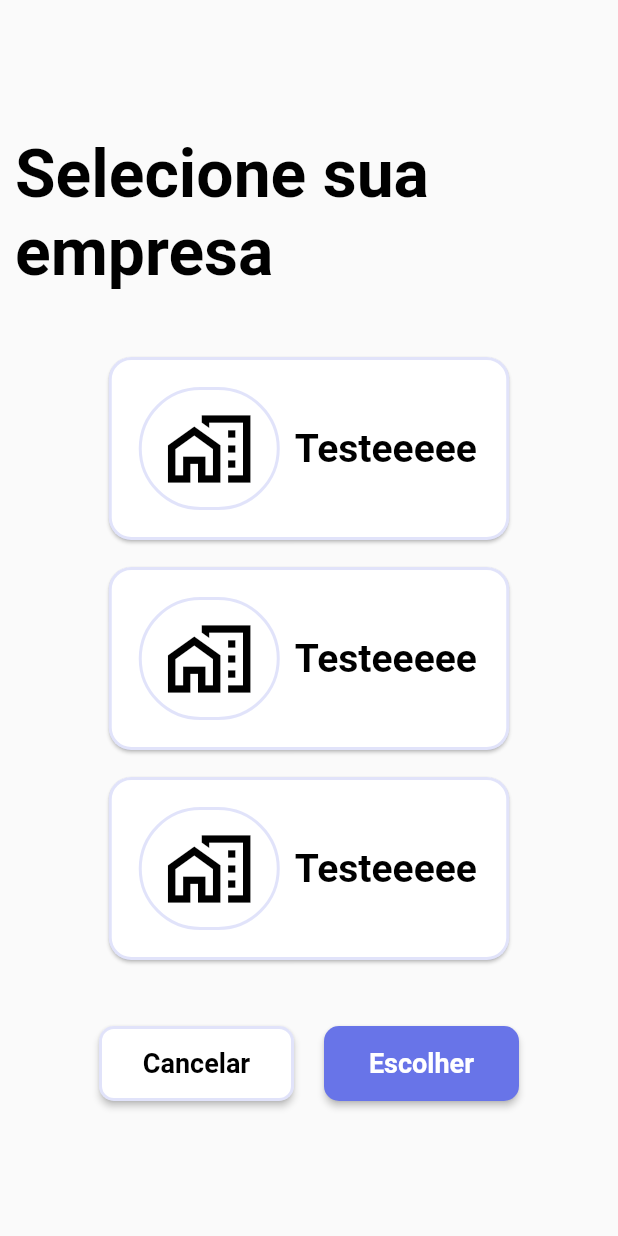
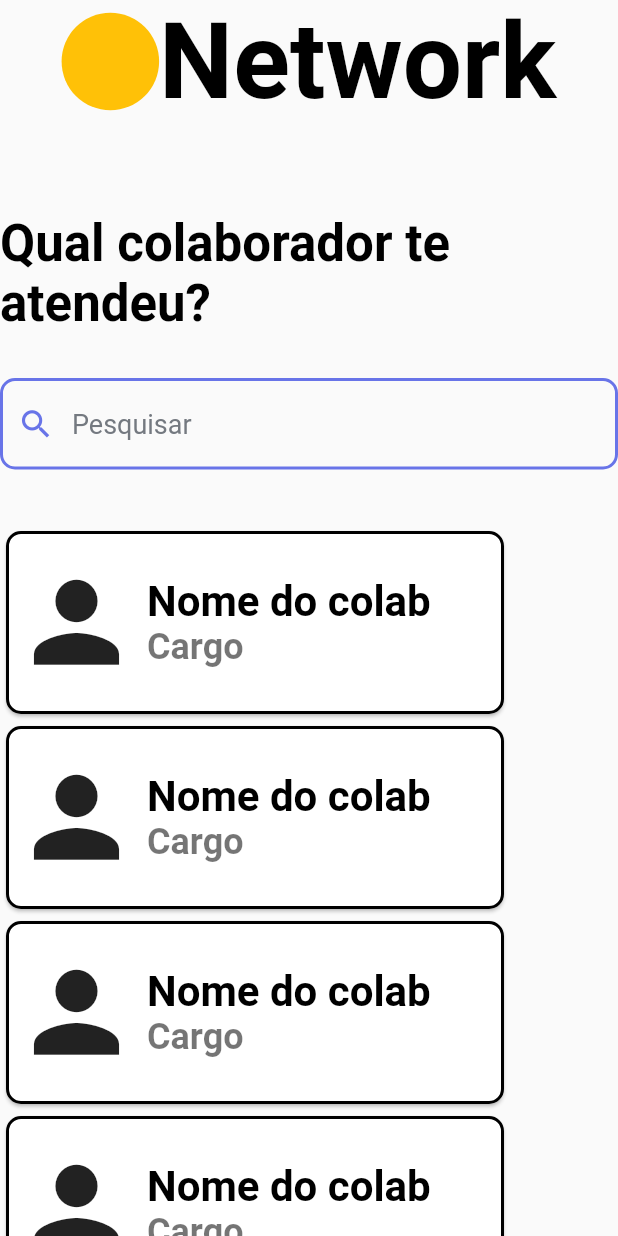
Before and after one commit to Zi0Li/App_Assessment, a Flutter app: the SelectCompany screen opened directly, after a tap on "Escolher", on a phone screen of 412 x 824 dp. Run offline on Flutter 3.47's test engine with Material 2 defaults, Android fonts, the phone set to English and light mode, and no system bars; our stand-ins replace image_picker; Roboto replaces fonts that are missing (Ubuntu, inter).

Commit message:
Search e Colaboradores

```diff
--- a/lib/main.dart
+++ b/lib/main.dart
@@ -1,5 +1,5 @@
 //import 'package:app_assessment/pages/home.dart';
-import 'package:app_assessment/pages/login.dart';
+import 'package:app_assessment/pages/Access/login.dart';
 import 'package:flutter/material.dart';
 
 void main(List<String> args) {
--- a/lib/pages/login.dart
+++ b/lib/pages/Access/login.dart
@@ -1,5 +1,5 @@
-import 'package:app_assessment/pages/register.dart';
-import 'package:app_assessment/pages/selectCompany.dart';
+import 'package:app_assessment/pages/Access/register.dart';
+import 'package:app_assessment/pages/Access/selectCompany.dart';
 import 'package:flutter/material.dart';
 
 class LoginPage extends StatefulWidget {
--- a/lib/pages/register.dart
+++ b/lib/pages/Access/register.dart
@@ -1,4 +1,4 @@
-import 'package:app_assessment/pages/login.dart';
+import 'package:app_assessment/pages/Access/login.dart';
 import 'package:flutter/material.dart';
 import 'package:image_picker/image_picker.dart';
 import 'dart:io';
--- a/lib/pages/selectCompany.dart
+++ b/lib/pages/Access/selectCompany.dart
@@ -1,5 +1,6 @@
 import 'dart:io';
 
+import 'package:app_assessment/pages/User/search.dart';
 import 'package:flutter/material.dart';
 
 class SelectCompany extends StatefulWidget {
@@ -38,7 +39,11 @@ class _SelectCompanyState extends State<SelectCompany> {
                     alignment: WrapAlignment.center,
                     runSpacing: 10,
                     spacing: 10,
-                    children: [_cardCompany(),_cardCompany(),_cardCompany(),],
+                    children: [
+                      _cardCompany(),
+                      _cardCompany(),
+                      _cardCompany(),
+                    ],
                   ),
                 ),
                 SizedBox(
@@ -71,12 +76,20 @@ class _SelectCompanyState extends State<SelectCompany> {
                                   color: Color.fromRGBO(104, 116, 232, 0.2))),
                         ),
                       ),
-                    ),SizedBox(width: 20,),
+                    ),
+                    SizedBox(
+                      width: 20,
+                    ),
                     SizedBox(
                       width: 130,
                       height: 50,
                       child: ElevatedButton(
-                        onPressed: () {},
+                        onPressed: () {
+                          Navigator.push(
+                              context,
+                              MaterialPageRoute(
+                                  builder: (context) => SearchPage()));
+                        },
                         child: Text(
                           'Escolher',
                           style: TextStyle(
--- /dev/null
+++ b/lib/pages/User/search.dart
@@ -0,0 +1,164 @@
+import 'package:flutter/material.dart';
+
+class SearchPage extends StatefulWidget {
+  const SearchPage({super.key});
+
+  @override
+  State<SearchPage> createState() => _SearchPageState();
+}
+
+class _SearchPageState extends State<SearchPage> {
+  TextEditingController _searchController = TextEditingController();
+
+  @override
+  Widget build(BuildContext context) {
+    return Scaffold(
+      body: SingleChildScrollView(
+        child: Center(
+          child: Column(
+            mainAxisAlignment: MainAxisAlignment.center,
+            children: [
+              Row(
+                mainAxisAlignment: MainAxisAlignment.center,
+                children: [
+                  Container(
+                    width: 65,
+                    height: 65,
+                    decoration: BoxDecoration(
+                      shape: BoxShape.circle,
+                      color: Colors.amber,
+                    ),
+                  ),
+                  Text(
+                    'Network',
+                    style: TextStyle(
+                        color: Colors.black,
+                        fontSize: 70,
+                        fontFamily: 'Ubuntu',
+                        fontWeight: FontWeight.bold),
+                  ),
+                ],
+              ),
+              SizedBox(
+                height: 60,
+              ),
+              Text(
+                'Qual colaborador te atendeu?',
+                style: TextStyle(
+                    color: Colors.black,
+                    fontSize: 34,
+                    fontWeight: FontWeight.bold),
+              ),
+              SizedBox(
+                height: 30,
+              ),
+              _textField(_searchController),
+              SizedBox(
+                height: 30,
+              ),
+              Container(
+                width: 1100,
+                  child: Wrap(
+                children: [
+                  _card(),
+                  _card(),
+                  _card(),
+                  _card(),
+                  _card(),
+                  _card(),
+                  _card(),
+                  _card(),
+                  _card(),
+                  _card(),
+                ],
+              ))
+            ],
+          ),
+        ),
+      ),
+    );
+  }
+
+  Widget _textField(TextEditingController controller) {
+    return SizedBox(
+      width: 550,
+      height: 68,
+      child: TextField(
+        controller: controller,
+        decoration: InputDecoration(
+          hintText: 'Pesquisar',
+          hintStyle:
+              TextStyle(color: Color.fromRGBO(116, 121, 128, 1), fontSize: 18),
+          prefixIcon: Icon(
+            Icons.search,
+            color: Color.fromRGBO(104, 116, 232, 1),
+            size: 25,
+          ),
+          enabledBorder: OutlineInputBorder(
+            borderSide:
+                BorderSide(width: 2, color: Color.fromRGBO(104, 116, 232, 1)),
+            borderRadius: BorderRadius.all(
+              Radius.circular(10),
+            ),
+          ),
+          focusedBorder: OutlineInputBorder(
+            borderSide:
+                BorderSide(width: 2, color: Color.fromRGBO(104, 116, 232, 1)),
+            borderRadius: BorderRadius.all(
+              Radius.circular(10),
+            ),
+          ),
+        ),
+      ),
+    );
+  }
+
+  Widget _card() {
+    return GestureDetector(
+      child: SizedBox(
+        width: 340,
+        height: 130,
+        child: Card(
+          shape: RoundedRectangleBorder(
+            borderRadius: BorderRadius.circular(10),
+            side: BorderSide(width: 2),
+          ),
+          child: Row(
+            children: [
+              Container(
+                width: 94,
+                height: 94,
+                child: Center(
+                    child: Icon(
+                  Icons.person,
+                  size: 85,
+                )),
+                decoration: BoxDecoration(shape: BoxShape.circle),
+              ),
+              Column(
+                crossAxisAlignment: CrossAxisAlignment.start,
+                mainAxisAlignment: MainAxisAlignment.center,
+                children: const [
+                  Text(
+                    'Nome do colab',
+                    style: TextStyle(
+                        color: Colors.black,
+                        fontSize: 28,
+                        fontWeight: FontWeight.bold),
+                  ),
+                  Text(
+                    'Cargo',
+                    style: TextStyle(
+                        color: Colors.black54,
+                        fontSize: 24,
+                        fontWeight: FontWeight.bold),
+                  )
+                ],
+              )
+            ],
+          ),
+        ),
+      ),
+    );
+  }
+}
```
Also changed, not shown: pubspec.yaml (+5 -6 lines), assets/fonts/Ubuntu-Regular.ttf (added).
